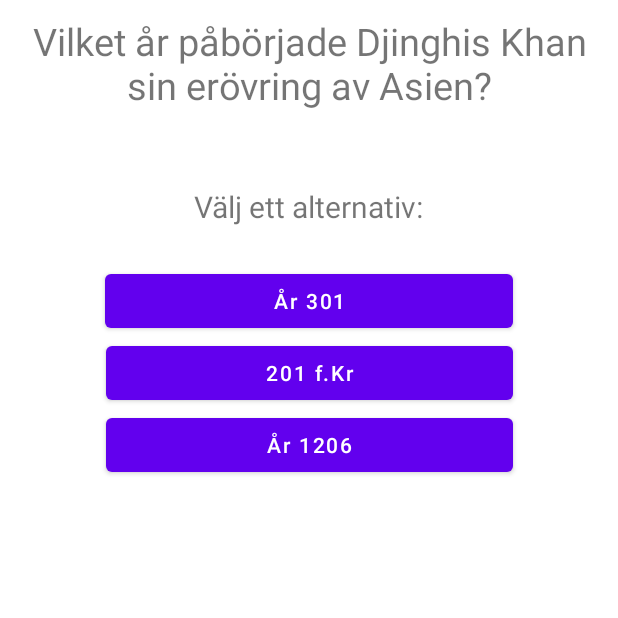
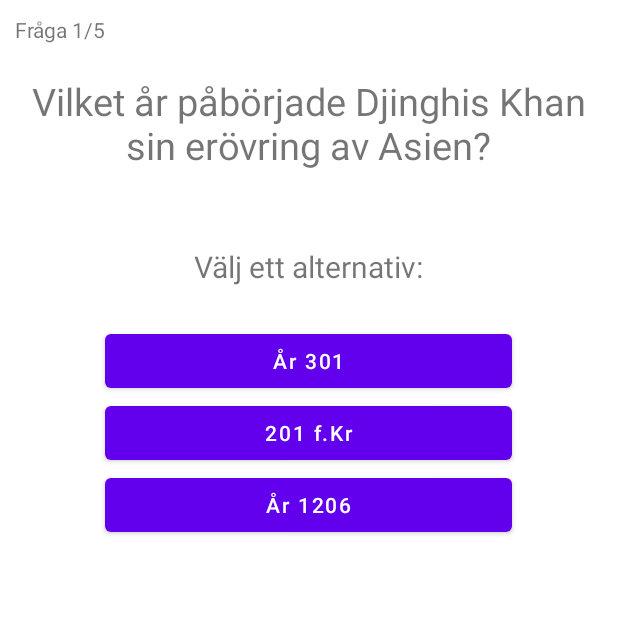
Before and after one commit to HenrikSjoe/Quizzly, an Android app: the MixedActivity screen opened directly, with no data from a screen before it, on a phone screen of 412 x 824 dp, the top half of it. Run offline under Robolectric (Android 15) with nearby library versions, the phone set to English and light mode, and no system bars.

Commit message:
Code cleanup and removed redundant comments

```diff
--- a/app/src/main/java/com/example/quizzly/MixedActivity.kt
+++ b/app/src/main/java/com/example/quizzly/MixedActivity.kt
@@ -1,24 +1,23 @@
 package com.example.quizzly
 
 import android.content.Intent
-import androidx.appcompat.app.AppCompatActivity
 import android.os.Bundle
 import android.util.Log
 import android.widget.Button
 import android.widget.TextView
-import com.example.quizzly.Answer
-import com.example.quizzly.Questions
+import androidx.appcompat.app.AppCompatActivity
 
 class MixedActivity : AppCompatActivity() {
 
-    lateinit var setQuestion : TextView
-    lateinit var btn1 : Button
-    lateinit var btn2 : Button
-    lateinit var btn3 : Button
+    lateinit var setQuestion: TextView
+    lateinit var btn1: Button
+    lateinit var btn2: Button
+    lateinit var btn3: Button
+    lateinit var qNr: TextView
+    var nr = 1
     var correctAnswers = 0
     var questionsList = mutableListOf<Questions>()
     var q1Answers = mutableListOf<Answer>()
-
 
 
     override fun onCreate(savedInstanceState: Bundle?) {
@@ -31,29 +30,28 @@ class MixedActivity : AppCompatActivity() {
         btn1 = findViewById(R.id.option1)
         btn2 = findViewById(R.id.option2)
         btn3 = findViewById(R.id.option3)
-
+        qNr = findViewById(R.id.qNrTextView)
 
         addQs()
         shuffleQs()
         setQs()
-
     }
 
-    fun startResultActivity(){
+    fun startResultActivity() {
         val intent = Intent(this, ResultActivity::class.java)
         intent.putExtra("correctAnswers", correctAnswers)
         startActivity(intent)
-
     }
 
-    fun addQs(){
+    fun addQs() {
 
         questionsList = mutableListOf<Questions>()
 
         q1Answers = mutableListOf(
             Answer("Barbara Millicent Roberts", true),
             Answer("Barbie McKen", false),
-            Answer("Barbie Doll", false))
+            Answer("Barbie Doll", false)
+        )
 
         val q1 = Questions(1, "Vad heter Barbie?", q1Answers)
         questionsList.add(q1)
@@ -61,7 +59,8 @@ class MixedActivity : AppCompatActivity() {
         val q2Answers = mutableListOf(
             Answer("Sålde begagnade möbler", true),
             Answer("Banktjänsteman", false),
-            Answer("Mångsysslare", false))
+            Answer("Mångsysslare", false)
+        )
 
         val q2 = Questions(2, "Vad angav Al Capones visitkort att han jobbade med?", q2Answers)
         questionsList.add(q2)
@@ -69,7 +68,8 @@ class MixedActivity : AppCompatActivity() {
         val q3Answers = mutableListOf(
             Answer("Ca. 25000", true),
             Answer("Ca. 10000", false),
-            Answer("Ca. 40000", false))
+            Answer("Ca. 40000", false)
+        )
 
         val q3 = Questions(3, "Hur många andetag tar en människa per dag, i snitt?", q3Answers)
         questionsList.add(q3)
@@ -77,7 +77,8 @@ class MixedActivity : AppCompatActivity() {
         val q4Answers = mutableListOf(
             Answer("Fransk", true),
             Answer("Belgisk", false),
-            Answer("Schweizisk", false))
+            Answer("Schweizisk", false)
+        )
 
         val q4 = Questions(4, "Vilken nationalitet hade konstnären Henri Matisse?", q4Answers)
         questionsList.add(q4)
@@ -85,402 +86,199 @@ class MixedActivity : AppCompatActivity() {
         val q5Answers = mutableListOf(
             Answer("År 1206", true),
             Answer("201 f.Kr", false),
-            Answer("År 301", false))
+            Answer("År 301", false)
+        )
 
         val q5 = Questions(5, "Vilket år påbörjade Djinghis Khan sin erövring av Asien?", q5Answers)
         questionsList.add(q5)
 
-
     }
 
-    fun shuffleQs (){
+    fun shuffleQs() {
         questionsList.shuffle()
 
     }
 
-    fun setQs (){
+    fun setQs() {
+
+        qNr.text = "Fråga $nr/5"
+
         val question = questionsList[0]
 
         question.answers!!.shuffle()
 
         setQuestion.text = question.question
 
-
-
         btn1.text = questionsList[0].answers!![0].answer
         btn2.text = questionsList[0].answers!![1].answer//q1Answers[1].answer
         btn3.text = questionsList[0].answers!![2].answer//q1Answers[2].answer
 
-        btn1.setOnClickListener(){
+        btn1.setOnClickListener() {
             Log.d("!!!", "${questionsList.size}")
-            if (questionsList[0].answers!![0].isCorrect){
-                correctAnswers ++ }
+            if (questionsList[0].answers!![0].isCorrect) {
+                correctAnswers++
+            }
             setQ2()
         }
 
-        btn2.setOnClickListener(){
-            if (questionsList[0].answers!![1].isCorrect){
-                correctAnswers ++ }
+        btn2.setOnClickListener() {
+            if (questionsList[0].answers!![1].isCorrect) {
+                correctAnswers++
+            }
             setQ2()
         }
 
         btn3.setOnClickListener() {
-            if (questionsList[0].answers!![2].isCorrect){
-                correctAnswers ++ }
+            if (questionsList[0].answers!![2].isCorrect) {
+                correctAnswers++
+            }
             setQ2()
         }
     }
 
-    fun setQ2 (){
+    fun setQ2() {
         val question = questionsList[1]
+
+        nr++
+        qNr.text = "Fråga $nr/5"
 
         question.answers!!.shuffle()
 
         setQuestion.text = question.question
 
-
-
         btn1.text = questionsList[1].answers!![0].answer
         btn2.text = questionsList[1].answers!![1].answer//q1Answers[1].answer
         btn3.text = questionsList[1].answers!![2].answer//q1Answers[2].answer
 
-        btn1.setOnClickListener(){
+        btn1.setOnClickListener() {
             Log.d("!!!", "${questionsList.size}")
-            if (questionsList[1].answers!![0].isCorrect){
-                correctAnswers ++ }
+            if (questionsList[1].answers!![0].isCorrect) {
+                correctAnswers++
+            }
             setQ3()
         }
 
-        btn2.setOnClickListener(){
-            if (questionsList[1].answers!![1].isCorrect){
-                correctAnswers ++ }
+        btn2.setOnClickListener() {
+            if (questionsList[1].answers!![1].isCorrect) {
+                correctAnswers++
+            }
             setQ3()
         }
 
         btn3.setOnClickListener() {
-            if (questionsList[1].answers!![2].isCorrect){
-                correctAnswers ++ }
+            if (questionsList[1].answers!![2].isCorrect) {
+                correctAnswers++
+            }
             setQ3()
         }
     }
 
-    fun setQ3 (){
+    fun setQ3() {
         val question = questionsList[2]
+
+        nr++
+        qNr.text = "Fråga $nr/5"
 
         question.answers!!.shuffle()
 
         setQuestion.text = question.question
 
-
-
         btn1.text = questionsList[2].answers!![0].answer
         btn2.text = questionsList[2].answers!![1].answer//q1Answers[1].answer
         btn3.text = questionsList[2].answers!![2].answer//q1Answers[2].answer
 
-        btn1.setOnClickListener(){
+        btn1.setOnClickListener() {
             Log.d("!!!", "${questionsList.size}")
-            if (questionsList[2].answers!![0].isCorrect){
-                correctAnswers ++ }
+            if (questionsList[2].answers!![0].isCorrect) {
+                correctAnswers++
+            }
             setQ4()
         }
 
-        btn2.setOnClickListener(){
-            if (questionsList[2].answers!![1].isCorrect){
-                correctAnswers ++ }
+        btn2.setOnClickListener() {
+            if (questionsList[2].answers!![1].isCorrect) {
+                correctAnswers++
+            }
             setQ4()
         }
 
         btn3.setOnClickListener() {
-            if (questionsList[2].answers!![2].isCorrect){
-                correctAnswers ++ }
+            if (questionsList[2].answers!![2].isCorrect) {
+                correctAnswers++
+            }
             setQ4()
         }
     }
 
-    fun setQ4 (){
+    fun setQ4() {
         val question = questionsList[3]
+        nr++
+        qNr.text = "Fråga $nr/5"
 
         question.answers!!.shuffle()
 
         setQuestion.text = question.question
 
-
-
         btn1.text = questionsList[3].answers!![0].answer
         btn2.text = questionsList[3].answers!![1].answer//q1Answers[1].answer
         btn3.text = questionsList[3].answers!![2].answer//q1Answers[2].answer
 
-        btn1.setOnClickListener(){
+        btn1.setOnClickListener() {
             Log.d("!!!", "${questionsList.size}")
-            if (questionsList[3].answers!![0].isCorrect){
-                correctAnswers ++ }
+            if (questionsList[3].answers!![0].isCorrect) {
+                correctAnswers++
+            }
             setQ5()
         }
 
-        btn2.setOnClickListener(){
-            if (questionsList[3].answers!![1].isCorrect){
-                correctAnswers ++ }
+        btn2.setOnClickListener() {
+            if (questionsList[3].answers!![1].isCorrect) {
+                correctAnswers++
+            }
             setQ5()
         }
 
         btn3.setOnClickListener() {
-            if (questionsList[3].answers!![2].isCorrect){
-                correctAnswers ++ }
+            if (questionsList[3].answers!![2].isCorrect) {
+                correctAnswers++
+            }
             setQ5()
         }
     }
 
-    fun setQ5 (){
+    fun setQ5() {
         val question = questionsList[4]
+        nr++
+        qNr.text = "Fråga $nr/5"
 
         question.answers!!.shuffle()
 
         setQuestion.text = question.question
 
-
-
         btn1.text = questionsList[4].answers!![0].answer
         btn2.text = questionsList[4].answers!![1].answer//q1Answers[1].answer
         btn3.text = questionsList[4].answers!![2].answer//q1Answers[2].answer
 
-        btn1.setOnClickListener(){
+        btn1.setOnClickListener() {
             Log.d("!!!", "${questionsList.size}")
-            if (questionsList[4].answers!![0].isCorrect){
-                correctAnswers ++ }
+            if (questionsList[4].answers!![0].isCorrect) {
+                correctAnswers++
+            }
             startResultActivity()
         }
 
-        btn2.setOnClickListener(){
-            if (questionsList[4].answers!![1].isCorrect){
-                correctAnswers ++ }
+        btn2.setOnClickListener() {
+            if (questionsList[4].answers!![1].isCorrect) {
+                correctAnswers++
+            }
             startResultActivity()
         }
 
         btn3.setOnClickListener() {
-            if (questionsList[4].answers!![2].isCorrect){
-                correctAnswers ++ }
+            if (questionsList[4].answers!![2].isCorrect) {
+                correctAnswers++
+            }
             startResultActivity()
         }
     }
 }
-
-
-
-
-
-
-
-
-
-
-/*package com.example.quizzly
-
-import android.content.Intent
-import androidx.appcompat.app.AppCompatActivity
-import android.os.Bundle
-import android.util.Log
-import android.widget.Button
-import android.widget.TextView
-
-class MixedActivity : AppCompatActivity() {
-
-
-    lateinit var listOfQuestions: Questions
-
-    lateinit var questionTextView : TextView
-    lateinit var option1Button : Button
-    lateinit var option2Button : Button
-    lateinit var option3Button : Button
-    var correctAnswers = 0
-
-    override fun onCreate(savedInstanceState: Bundle?) {
-        super.onCreate(savedInstanceState)
-        setContentView(R.layout.activity_mixed)
-        supportActionBar?.hide()
-
-        questionTextView = findViewById(R.id.questionTextView)
-        option1Button = findViewById(R.id.option1)
-        option2Button = findViewById(R.id.option2)
-        option3Button = findViewById(R.id.option3)
-
-        //addQs()
-        q1()
-
-
-    }
-/*questionTextView.text = if (${listOfQuestions.question[0]} != null){
-            ${listOfQuestions.question[0]}
-        }
-
- */
-    fun q1 (){
-        questionTextView.text = "Vad är, dockan, Barbie's riktiga namn?"
-        option1Button.text = "Barbara Millicent Roberts"
-        option2Button.text = "Barbie McKen"
-        option3Button.text = "Barbie Doll"
-
-        option1Button.setOnClickListener(){
-            q2()
-            correctAnswers +=1
-
-
-        }
-        option2Button.setOnClickListener(){
-            q2()
-
-        }
-        option3Button.setOnClickListener(){
-            q2()
-
-        }
-    }
-
-    fun q2 (){
-        questionTextView.text = "Hur många andetag tar en människa varje dag?"
-        option1Button.text = "Ca. 25000"
-        option2Button.text = "Ca. 10000"
-        option3Button.text = "Ca. 40000"
-
-        option1Button.setOnClickListener(){
-            q3()
-            correctAnswers +=1
-
-        }
-        option2Button.setOnClickListener(){
-            q3()
-
-        }
-        option3Button.setOnClickListener(){
-            q3()
-
-        }
-    }
-    fun q3 (){
-        questionTextView.text = "Vad angav Al Capones visitkort att han jobbade med?"
-        option1Button.text = "Sålde begagnade möbler"
-        option2Button.text = "Banktjänsteman"
-        option3Button.text = "Mångsysslare"
-
-        option1Button.setOnClickListener(){
-            q4()
-            correctAnswers +=1
-
-        }
-        option2Button.setOnClickListener(){
-            q4()
-
-        }
-        option3Button.setOnClickListener(){
-            q4()
-
-        }
-    }
-    fun q4 (){
-        questionTextView.text = "Vilken nationalitet hade konstnären Henri Matisse?"
-        option1Button.text = "Fransk"
-        option2Button.text = "Belgisk"
-        option3Button.text = "Schweizisk"
-
-        option1Button.setOnClickListener(){
-            q5()
-            correctAnswers +=1
-
-        }
-        option2Button.setOnClickListener(){
-            q5()
-
-        }
-        option3Button.setOnClickListener(){
-            q5()
-
-        }
-    }
-
-    fun q5 (){
-        questionTextView.text = "Vilket år påbörjade Djinghis Khan sin erövring av Asien?"
-        option1Button.text = "År 1206"
-        option2Button.text = "201 f.Kr"
-        option3Button.text = "År 301"
-
-        option1Button.setOnClickListener(){
-            correctAnswers +=1
-            startResultActivity()
-
-        }
-        option2Button.setOnClickListener(){
-            startResultActivity()
-
-
-        }
-        option3Button.setOnClickListener(){
-           startResultActivity()
-
-        }
-    }
-
-    fun startResultActivity () {
-        val intent = Intent(this, ResultActivity::class.java)
-        intent.putExtra("answeredCorrect", correctAnswers)
-        startActivity(intent)
-    }
-
-
-    fun addQs() {
-        val q1Answers = mutableListOf(
-            Answer("Barbara Millicent Roberts", true),
-            Answer("Barbie McKen", false),
-            Answer("Barbie Doll", false)
-        )
-
-        val q1 = Questions(1, "Vad heter Barbie?", q1Answers)
-
-        val q2Answers = mutableListOf(
-            Answer("Ca. 25000", true),
-            Answer("Ca. 10000", false),
-            Answer("Ca. 40000", false)
-        )
-
-        val q2 = Questions(1, "Vad angav Al Capones visitkort att han jobbade med?", q2Answers)
-
-        val q3Answers = mutableListOf(
-            Answer("Sålde begagnade möbler", true),
-            Answer("Banktjänsteman", false),
-            Answer("Mångsysslare", false)
-        )
-
-        val q3 = Questions(1, "Hur många andetag tar en människa varje dag??", q3Answers)
-
-        val q4Answers = mutableListOf(
-            Answer("Fransk", true),
-            Answer("Belgisk", false),
-            Answer("Schweizisk", false)
-        )
-
-        val q4 = Questions(1, "Vilken nationalitet hade konstnären Henri Matisse?", q4Answers)
-
-        val q5Answers = mutableListOf(
-            Answer("År 1206", true),
-            Answer("201 f.Kr", false),
-            Answer("År 301", false))
-
-        val q5 = Questions(1, "Vilket år påbörjade Djinghis Khan sin erövring av Asien?", q5Answers)
-
-        lateinit var listOfQuestions: MutableList<Questions>
-
-        listOfQuestions.add(q1)
-        listOfQuestions.add(q2)
-        listOfQuestions.add(q3)
-        listOfQuestions.add(q4)
-        listOfQuestions.add(q5)
-
-
-
-
-
-    }
-
-
-
-}
-
- */
--- a/app/src/main/java/com/example/quizzly/ResultActivity.kt
+++ b/app/src/main/java/com/example/quizzly/ResultActivity.kt
@@ -1,10 +1,10 @@
 package com.example.quizzly
 
 import android.content.Intent
-import androidx.appcompat.app.AppCompatActivity
 import android.os.Bundle
 import android.widget.Button
 import android.widget.TextView
+import androidx.appcompat.app.AppCompatActivity
 
 class ResultActivity : AppCompatActivity() {
 
@@ -15,8 +15,6 @@ class ResultActivity : AppCompatActivity() {
         super.onCreate(savedInstanceState)
         setContentView(R.layout.activity_result)
         supportActionBar?.hide()
-
-
 
         result = findViewById(R.id.resultTextView)
 
@@ -30,15 +28,14 @@ class ResultActivity : AppCompatActivity() {
 
         val correctAnswers = intent.getIntExtra("correctAnswers", 0)
 
-
         if (correctAnswers == 5) {
             result.text = "Alla rätt! Snyggt jobbat!"
         } else if (correctAnswers >= 3) {
             result.text = "Bra jobbat! \nDu svarade rätt på $correctAnswers \nfrågor."
         } else if (correctAnswers == 1) {
             result.text = "Aj då! \nDu svarade rätt på $correctAnswers \nfråga."
-        } else {
-            result.text = "Aj då! \nAlla fel."
+        } else if (correctAnswers < 3) {
+            result.text = "Aj då! \nDu svarade rätt på $correctAnswers \nfrågor."
         }
 
     }
--- a/app/src/main/res/layout/activity_mixed.xml
+++ b/app/src/main/res/layout/activity_mixed.xml
@@ -1,17 +1,21 @@
 <?xml version="1.0" encoding="utf-8"?>
+
+
 <androidx.constraintlayout.widget.ConstraintLayout xmlns:android="http://schemas.android.com/apk/res/android"
     xmlns:app="http://schemas.android.com/apk/res-auto"
     xmlns:tools="http://schemas.android.com/tools"
-    android:layout_width="match_parent"
-    android:layout_height="match_parent"
+    android:layout_width="wrap_content"
+    android:layout_height="wrap_content"
     tools:context=".MixedActivity">
+
+
 
         <TextView
             android:id="@+id/questionTextView"
             android:layout_width="0dp"
             android:layout_height="wrap_content"
             android:layout_marginStart="10dp"
-        android:layout_marginTop="10dp"
+            android:layout_marginTop="50dp"
             android:layout_marginEnd="10dp"
             android:text="TextView"
             android:textAlignment="center"
@@ -64,4 +68,16 @@
             app:layout_constraintStart_toStartOf="@+id/option1"
             app:layout_constraintTop_toBottomOf="@+id/option2" />
 
+        <TextView
+            android:id="@+id/qNrTextView"
+            android:layout_width="wrap_content"
+            android:layout_height="wrap_content"
+            android:layout_marginStart="10dp"
+            android:layout_marginTop="10dp"
+            android:text="TextView"
+            app:layout_constraintStart_toStartOf="parent"
+            app:layout_constraintTop_toTopOf="parent" />
+
+
+
 </androidx.constraintlayout.widget.ConstraintLayout>
--- a/app/src/main/res/values/colors.xml
+++ b/app/src/main/res/values/colors.xml
@@ -7,4 +7,5 @@
     <color name="teal_700">#FF018786</color>
     <color name="black">#FF000000</color>
     <color name="white">#FFFFFFFF</color>
+    <color name="green">#7CFC00</color>
 </resources>
```
Also changed, not shown: app/src/main/java/com/example/quizzly/MainActivity.kt (+3 -6 lines), app/src/main/res/drawable-v24/background.jpeg (added). Lines whose indentation alone changed are shown as unchanged.
